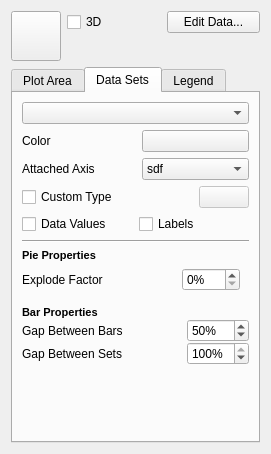
KDE/krita, file plugins/chartshape/ChartConfigWidget.ui: the form before one commit.
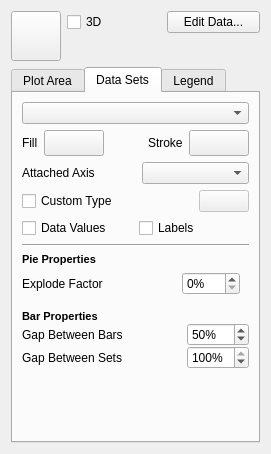
The form after the commit. The open tabs and pages were chosen to show the change. Icons and pictures are not drawn. Custom widgets are drawn as their Qt base class.

Commit message: Distinguish between data set's pen and brush in UI, otherwise it's simply impossible to set the pen for a line diagram, as it's uneffected by changing the brush.

What changed in the file:
```diff
--- a/plugins/chartshape/ChartConfigWidget.ui
+++ b/plugins/chartshape/ChartConfigWidget.ui
@@ -233,67 +233,7 @@
          </property>
         </widget>
        </item>
-       <item row="1" column="0">
-        <widget class="QLabel" name="datasetColorLabel">
-         <property name="enabled">
-          <bool>true</bool>
-         </property>
-         <property name="sizePolicy">
-          <sizepolicy hsizetype="MinimumExpanding" vsizetype="Preferred">
-           <horstretch>0</horstretch>
-           <verstretch>0</verstretch>
-          </sizepolicy>
-         </property>
-         <property name="text">
-          <string>Color</string>
-         </property>
-        </widget>
-       </item>
-       <item row="1" column="2">
-        <widget class="KColorButton" name="datasetColor">
-         <property name="enabled">
-          <bool>true</bool>
-         </property>
-         <property name="sizePolicy">
-          <sizepolicy hsizetype="Expanding" vsizetype="Fixed">
-           <horstretch>0</horstretch>
-           <verstretch>0</verstretch>
-          </sizepolicy>
-         </property>
-        </widget>
-       </item>
-       <item row="2" column="0" colspan="2">
-        <widget class="QLabel" name="label_3">
-         <property name="sizePolicy">
-          <sizepolicy hsizetype="MinimumExpanding" vsizetype="Preferred">
-           <horstretch>0</horstretch>
-           <verstretch>0</verstretch>
-          </sizepolicy>
-         </property>
-         <property name="text">
-          <string>Attached Axis</string>
-         </property>
-        </widget>
-       </item>
-       <item row="2" column="2">
-        <widget class="QComboBox" name="dataSetAxes">
-         <property name="sizePolicy">
-          <sizepolicy hsizetype="Expanding" vsizetype="Fixed">
-           <horstretch>0</horstretch>
-           <verstretch>0</verstretch>
-          </sizepolicy>
-         </property>
-         <property name="sizeAdjustPolicy">
-          <enum>QComboBox::AdjustToContentsOnFirstShow</enum>
-         </property>
-         <item>
-          <property name="text">
-           <string>sdf</string>
-          </property>
-         </item>
-        </widget>
-       </item>
-       <item row="3" column="0" colspan="3">
+       <item row="5" column="0" colspan="3">
         <layout class="QHBoxLayout" name="horizontalLayout_3">
          <item>
           <widget class="QCheckBox" name="dataSetHasChartType">
@@ -332,7 +272,7 @@
          </item>
         </layout>
        </item>
-       <item row="7" column="0" colspan="3">
+       <item row="9" column="0" colspan="3">
         <widget class="QWidget" name="barProperties" native="true">
          <layout class="QGridLayout" name="gridLayout">
           <property name="margin">
@@ -419,7 +359,7 @@
          </layout>
         </widget>
        </item>
-       <item row="9" column="0" colspan="3">
+       <item row="11" column="0" colspan="3">
         <spacer>
          <property name="orientation">
           <enum>Qt::Vertical</enum>
@@ -432,14 +372,14 @@
          </property>
         </spacer>
        </item>
-       <item row="5" column="0" colspan="3">
+       <item row="7" column="0" colspan="3">
         <widget class="Line" name="propertiesSeparator">
          <property name="orientation">
           <enum>Qt::Horizontal</enum>
          </property>
         </widget>
        </item>
-       <item row="4" column="0" colspan="3">
+       <item row="6" column="0" colspan="3">
         <layout class="QHBoxLayout" name="horizontalLayout_2">
          <item>
           <widget class="QCheckBox" name="datasetShowValues">
@@ -457,7 +397,7 @@
          </item>
         </layout>
        </item>
-       <item row="6" column="0" colspan="3">
+       <item row="8" column="0" colspan="3">
         <widget class="QWidget" name="pieProperties" native="true">
          <layout class="QGridLayout" name="gridLayout_4">
           <property name="leftMargin">
@@ -506,6 +446,122 @@
          </layout>
         </widget>
        </item>
+       <item row="4" column="2">
+        <widget class="QComboBox" name="dataSetAxes">
+         <property name="sizePolicy">
+          <sizepolicy hsizetype="Expanding" vsizetype="Fixed">
+           <horstretch>0</horstretch>
+           <verstretch>0</verstretch>
+          </sizepolicy>
+         </property>
+         <property name="sizeAdjustPolicy">
+          <enum>QComboBox::AdjustToContentsOnFirstShow</enum>
+         </property>
+        </widget>
+       </item>
+       <item row="4" column="0">
+        <widget class="QLabel" name="label_3">
+         <property name="sizePolicy">
+          <sizepolicy hsizetype="MinimumExpanding" vsizetype="Preferred">
+           <horstretch>0</horstretch>
+           <verstretch>0</verstretch>
+          </sizepolicy>
+         </property>
+         <property name="text">
+          <string>Attached Axis</string>
+         </property>
+        </widget>
+       </item>
+       <item row="2" column="0" colspan="3">
+        <layout class="QHBoxLayout" name="horizontalLayout_7">
+         <item>
+          <widget class="QLabel" name="datasetColorLabel">
+           <property name="enabled">
+            <bool>true</bool>
+           </property>
+           <property name="sizePolicy">
+            <sizepolicy hsizetype="MinimumExpanding" vsizetype="Preferred">
+             <horstretch>0</horstretch>
+             <verstretch>0</verstretch>
+            </sizepolicy>
+           </property>
+           <property name="text">
+            <string>Fill</string>
+           </property>
+          </widget>
+         </item>
+         <item>
+          <widget class="KColorButton" name="datasetBrush">
+           <property name="enabled">
+            <bool>true</bool>
+           </property>
+           <property name="sizePolicy">
+            <sizepolicy hsizetype="Fixed" vsizetype="Fixed">
+             <horstretch>0</horstretch>
+             <verstretch>0</verstretch>
+            </sizepolicy>
+           </property>
+           <property name="minimumSize">
+            <size>
+             <width>60</width>
+             <height>26</height>
+            </size>
+           </property>
+           <property name="maximumSize">
+            <size>
+             <width>64</width>
+             <height>26</height>
+            </size>
+           </property>
+          </widget>
+         </item>
+         <item>
+          <spacer name="horizontalSpacer">
+           <property name="orientation">
+            <enum>Qt::Horizontal</enum>
+           </property>
+           <property name="sizeHint" stdset="0">
+            <size>
+             <width>40</width>
+             <height>20</height>
+            </size>
+           </property>
+          </spacer>
+         </item>
+         <item>
+          <widget class="QLabel" name="label_7">
+           <property name="text">
+            <string>Stroke</string>
+           </property>
+          </widget>
+         </item>
+         <item>
+          <widget class="KColorButton" name="datasetPen">
+           <property name="sizePolicy">
+            <sizepolicy hsizetype="Fixed" vsizetype="Fixed">
+             <horstretch>0</horstretch>
+             <verstretch>0</verstretch>
+            </sizepolicy>
+           </property>
+           <property name="minimumSize">
+            <size>
+             <width>60</width>
+             <height>26</height>
+            </size>
+           </property>
+           <property name="maximumSize">
+            <size>
+             <width>64</width>
+             <height>26</height>
+            </size>
+           </property>
+           <property name="text">
+            <string/>
+           </property>
+          </widget>
+         </item>
+        </layout>
+       </item>
       </layout>
      </widget>
      <widget class="QWidget" name="tab_3">
```
Left out of the diff: 76 changed lines with no effect on the pictures. The commit also changes 6 other files.
